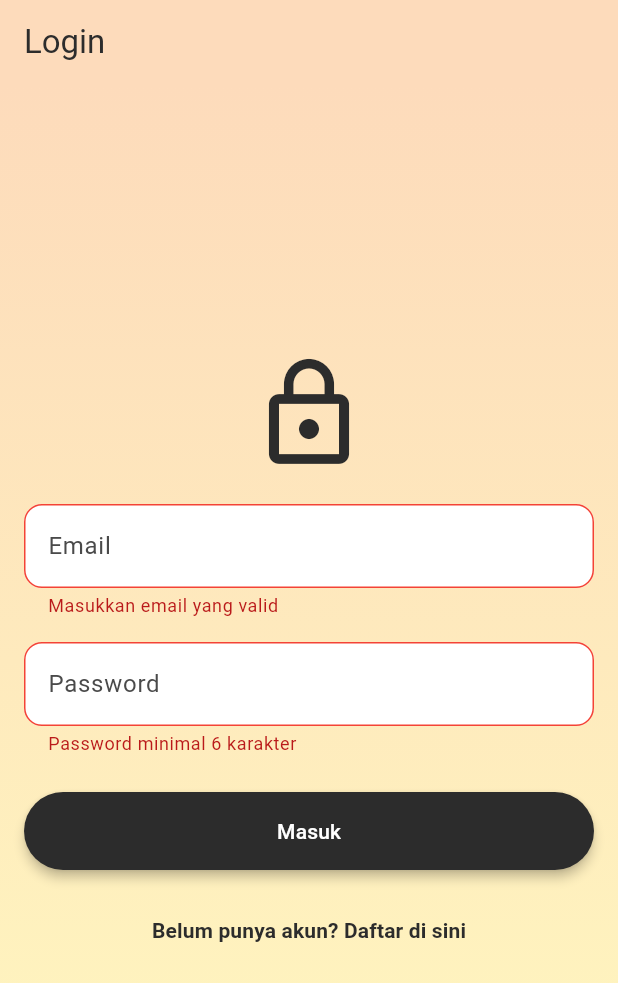
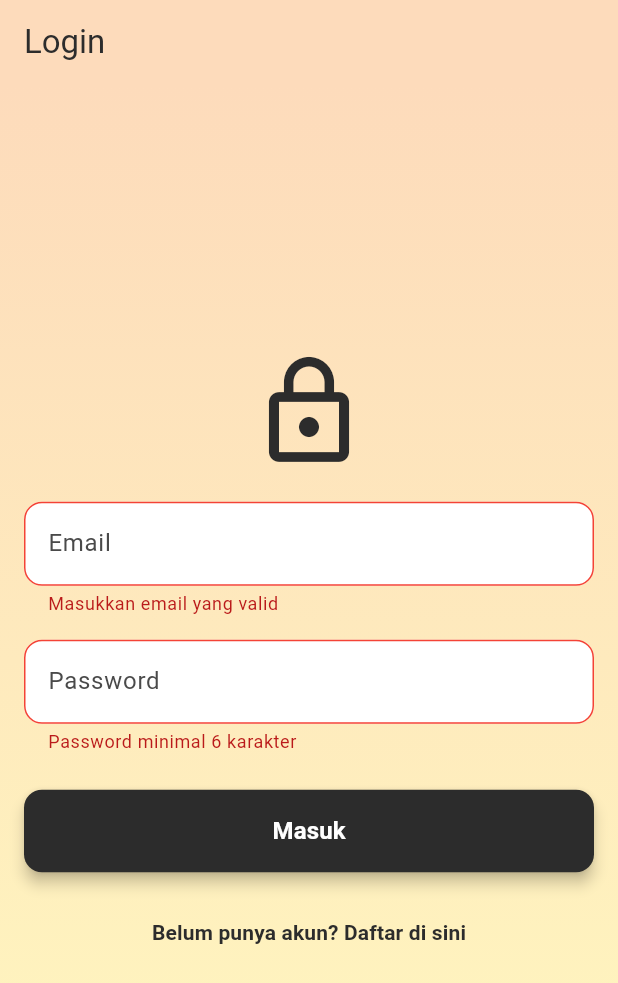
Before and after one commit to Yeflou/flutter_supabase_crud, a Flutter app: the screen it shows after launch, after a tap on "Masuk", on a phone screen of 412 x 824 dp. Shown: the top 983 px of the screen. Run offline on Flutter 3.47's test engine with Material 3 defaults, Android fonts, the phone set to English and light mode, and no system bars; our stand-ins replace get, get_storage, image_picker, supabase_flutter; accounts and stored records are empty.

Commit message:
update borongan

```diff
--- a/lib/screens/auth/login_screen.dart
+++ b/lib/screens/auth/login_screen.dart
@@ -5,7 +5,7 @@ import 'package:get/get.dart';
 import 'package:supabase_flutter/supabase_flutter.dart';
 import '../../services/supabase_service.dart';
 import '../../utils/app_routes.dart';
-import '../../utils/app_colors.dart';
+import '../../utils/constants.dart';
 import '../../widgets/custom_input_field.dart';
 
 class LoginScreen extends StatefulWidget {
@@ -72,18 +72,15 @@ class _LoginScreenState extends State<LoginScreen> {
     return Scaffold(
       appBar: AppBar(
         title: const Text('Login'),
-        backgroundColor: AppColors.peach,
-        foregroundColor: AppColors.textDark,
+        backgroundColor: colorPeach,
+        foregroundColor: textDark,
       ),
       body: Container(
-        decoration: BoxDecoration(
+        decoration: const BoxDecoration(
           gradient: LinearGradient(
             begin: Alignment.topCenter,
             end: Alignment.bottomCenter,
-            colors: [
-              AppColors.peach,
-              AppColors.yellow,
-            ],
+            colors: [colorPeach, colorYellow],
           ),
         ),
         child: Center(
@@ -94,7 +91,7 @@ class _LoginScreenState extends State<LoginScreen> {
               child: Column(
                 mainAxisAlignment: MainAxisAlignment.center,
                 children: [
-                  const Icon(Icons.lock_outline, size: 80, color: AppColors.textDark),
+                  const Icon(Icons.lock_outline, size: 80, color: textDark),
                   const SizedBox(height: 20),
 
                 // Input Email
@@ -127,18 +124,21 @@ class _LoginScreenState extends State<LoginScreen> {
 
                 // Tombol Login
                 _isLoading
-                      ? const CircularProgressIndicator(color: AppColors.textDark)
+                    ? const CircularProgressIndicator(color: textDark)
                     : SizedBox(
                         width: double.infinity,
                         child: ElevatedButton(
                           onPressed: _signIn,
                           style: ElevatedButton.styleFrom(
                             padding: const EdgeInsets.symmetric(vertical: 16),
-                              backgroundColor: AppColors.textDark,
+                            backgroundColor: textDark,
                             foregroundColor: Colors.white,
-                              elevation: 3,
+                            elevation: 4,
+                            shape: RoundedRectangleBorder(
+                              borderRadius: BorderRadius.circular(12),
                             ),
-                            child: const Text('Masuk'),
+                          ),
+                          child: const Text('Masuk', style: TextStyle(fontSize: 16, fontWeight: FontWeight.bold)),
                         ),
                       ),
 
@@ -149,7 +149,7 @@ class _LoginScreenState extends State<LoginScreen> {
                   onPressed: () => Get.toNamed(AppRoutes.register),
                   child: Text(
                     'Belum punya akun? Daftar di sini',
-                      style: TextStyle(color: AppColors.textDark, fontWeight: FontWeight.w600),
+                    style: TextStyle(color: textDark, fontWeight: FontWeight.w600),
                   ),
                 ),
               ],
--- a/lib/screens/splash_screen.dart
+++ b/lib/screens/splash_screen.dart
@@ -4,7 +4,7 @@ import 'package:flutter/material.dart';
 import 'package:get/get.dart';
 import 'package:supabase_flutter/supabase_flutter.dart';
 import '../utils/app_routes.dart';
-import '../utils/app_colors.dart';
+import '../utils/constants.dart';
 
 class SplashScreen extends StatefulWidget {
   const SplashScreen({super.key});
@@ -40,16 +40,12 @@ class _SplashScreenState extends State<SplashScreen> {
   Widget build(BuildContext context) {
     return Scaffold(
       body: Container(
-        decoration: BoxDecoration(
+        decoration: const BoxDecoration(
           gradient: LinearGradient(
             begin: Alignment.topLeft,
             end: Alignment.bottomRight,
-            colors: [
-              AppColors.purple,
-              AppColors.pink,
-              AppColors.peach,
-              AppColors.yellow,
-            ],
+            colors: [colorPurple, colorPink, colorPeach, colorYellow],
+            stops: [0.0, 0.33, 0.66, 1.0],
           ),
         ),
         child: const Center(
@@ -62,9 +58,16 @@ class _SplashScreenState extends State<SplashScreen> {
               Text(
                 'Supabase Notes',
                 style: TextStyle(
-                  fontSize: 24,
+                  fontSize: 28,
                   fontWeight: FontWeight.bold,
                   color: Colors.white,
+                  shadows: [
+                    Shadow(
+                      offset: Offset(2, 2),
+                      blurRadius: 4,
+                      color: Colors.black26,
+                    ),
+                  ],
                 ),
               ),
               SizedBox(height: 24),
```
Also changed, not shown: lib/screens/home/notes_list_screen.dart (+29 -37 lines). Lines whose indentation alone changed are shown as unchanged.
